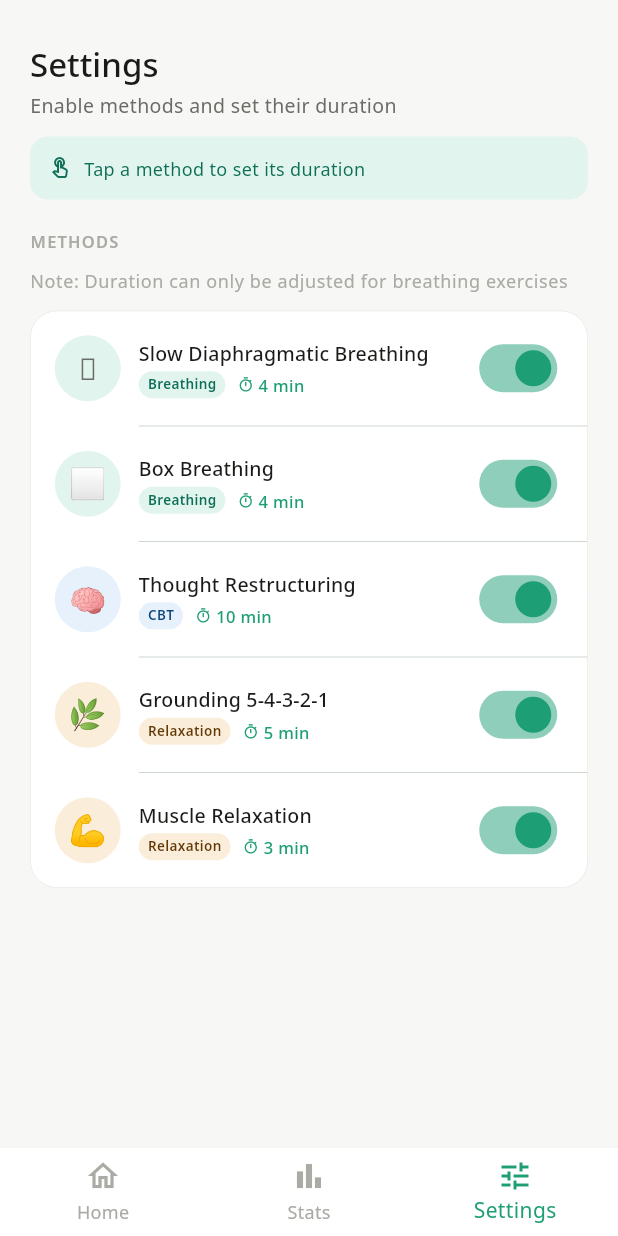
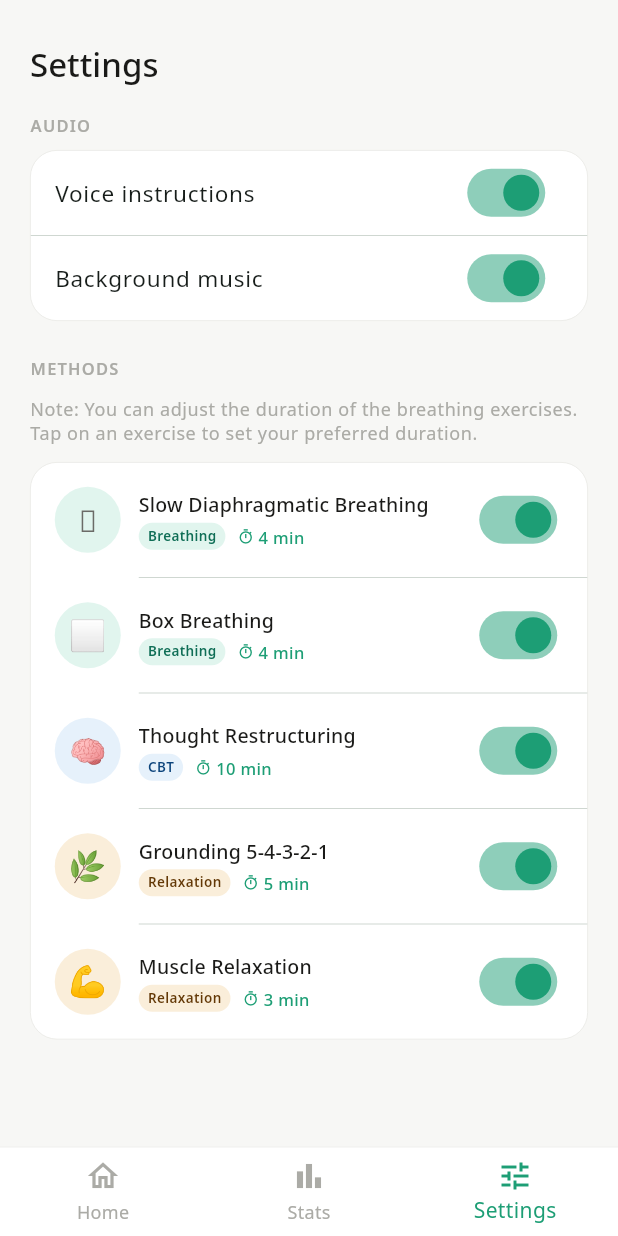
Before and after one commit to SteliosVan/AntiStress, a Flutter app: the screen it shows after launch, item 3 of the bottom bar chosen, on a phone screen of 412 x 824 dp. Run offline on Flutter 3.47's test engine with Material 3 defaults, Android fonts, the phone set to English and light mode, and no system bars; our stand-ins replace fl_chart, flutter_tts, google_fonts, just_audio, shared_preferences; missing offline and left inert: audio_session; statements that could not run were skipped.

Commit message:
4/5 methods are complete, only CBT needs refinements. Added backround music and enablers to handle audio in the settings

```diff
--- a/lib/data/exercises.dart
+++ b/lib/data/exercises.dart
@@ -10,6 +10,7 @@ class ExerciseStep {
   final String? inputHint;
   final int? breathDurationSeconds;
   final String? voiceText;
+  final String? icon;
 
   const ExerciseStep({
     required this.title,
@@ -19,6 +20,7 @@ class ExerciseStep {
     this.inputHint,
     this.breathDurationSeconds,
     this.voiceText,
+    this.icon,
   });
 }
 
@@ -229,22 +231,62 @@ final List<Exercise> exercises = [
       ExerciseStep(
         title: 'Preparation',
         body:
-            'Lie down or sit comfortably. We will go through 4 muscle groups: tense each one for 5 seconds, then fully release.',
+            'Lie down or sit comfortably. We will go through 6 muscle groups: tense each one for 5 seconds, then fully release.',
+        voiceText:
+            'Lie down or sit comfortably. We will go through six muscle groups.\nTense each one for five seconds, then fully release.\nNotice the difference between tension and relaxation.',
       ),
       ExerciseStep(
-        title: 'Legs & calves',
+        title: 'Feet',
         body:
-            'Tighten your toes and feet for 5 sec.\nThen let them fully relax for 20 sec.\nNotice the difference.',
+            'Gently tense the muscles in your feet. Hold for 5 seconds and then slowly release. Notice the difference between tension and relaxation.',
+        voiceText:
+            'Gently tense the muscles in your feet. Hold for five seconds and then slowly release. Notice the difference between tension and relaxation.',
+        icon: 'feet',
       ),
       ExerciseStep(
-        title: 'Abs & chest',
+        title: 'Calves & Legs',
         body:
-            'Take a deep breath and tighten your abdomen for 5 sec.\nExhale slowly and fully relax for 20 sec.',
+            'Now tighten your calves and legs. Hold gently for 5 seconds and release. Let your legs feel heavier and more relaxed.',
+        voiceText:
+            'Now tighten your calves and legs. Hold gently for five seconds and release. Let your legs feel heavier and more relaxed.',
+        icon: 'legs',
       ),
       ExerciseStep(
-        title: 'Arms & shoulders',
+        title: 'Abdomen',
         body:
-            'Clench your fists and lift your shoulders toward your ears for 5 sec.\nRelease and let your arms fall heavy.',
+            'Now tighten your stomach muscles. Hold for 5 seconds and let go.',
+        voiceText:
+            'Now tighten your stomach muscles. Hold for five seconds and let go.',
+        icon: 'abdomen',
+      ),
+      ExerciseStep(
+        title: 'Hands & Arms',
+        body:
+            'Now make soft fists with your hands. Tighten your hands and arms. Hold for 5 seconds and release.',
+        voiceText:
+            'Now make soft fists with your hands. Tighten your hands and arms. Hold for five seconds and release.',
+        icon: 'arms',
+      ),
+      ExerciseStep(
+        title: 'Shoulders',
+        body:
+            'Let your shoulders drop naturally. Now gently raise and tense your shoulders. Hold for 5 seconds and relax.',
+        voiceText:
+            'Let your shoulders drop naturally. Now gently raise and tense your shoulders. Hold for five seconds and relax.',
+        icon: 'shoulders',
+      ),
+      ExerciseStep(
+        title: 'Facial muscles',
+        body:
+            'Finally, gently tighten the muscles in your face. Squeeze lightly for 5 seconds and release completely.',
+        voiceText:
+            'Finally, gently tighten the muscles in your face. Squeeze lightly for five seconds and release completely.',
+        icon: 'face',
+      ),
+      ExerciseStep(
+        title: 'Completed!',
+        body:
+            'You have completed the muscle relaxation sequence. Notice how your body feels now after releasing tension.',
       ),
     ],
   ),
--- a/lib/main.dart
+++ b/lib/main.dart
@@ -4,6 +4,7 @@ import 'package:intl/date_symbol_data_local.dart';
 import 'screens/home_screen.dart';
 import 'screens/progress_screen.dart';
 import 'screens/settings_screen.dart';
+import 'services/background_audio_service.dart';
 import 'theme.dart';
 
 final GlobalKey<ProgressScreenState> progressScreenKey =
@@ -46,6 +47,14 @@ class _MainShellState extends State<MainShell> {
   int _index = 0;
 
   @override
+  void initState() {
+    super.initState();
+    BackgroundAudioService.instance.init().catchError((error) {
+      // If audio service fails to initialize, keep the UI responsive.
+    });
+  }
+
+  @override
   Widget build(BuildContext context) {
     return Scaffold(
       body: IndexedStack(
--- a/lib/screens/exercise_screen.dart
+++ b/lib/screens/exercise_screen.dart
@@ -2,6 +2,7 @@ import 'package:flutter/material.dart';
 import 'package:flutter_tts/flutter_tts.dart';
 import 'package:shared_preferences/shared_preferences.dart';
 import '../data/exercises.dart';
+import '../services/background_audio_service.dart';
 import '../theme.dart';
 import '../widgets/breath_animation.dart';
 import '../widgets/tension_release_animation.dart';
@@ -84,6 +85,8 @@ class _ExerciseScreenState extends State<ExerciseScreen> {
   }
 
   Future<void> _speakCurrentStep() async {
+    if (!BackgroundAudioService.instance.voiceEnabled) return;
+
     String? voiceText = widget.exercise.steps[_step].voiceText;
     if (widget.exercise.id == 'grounding' && _step == 1) {
       voiceText = _groundingSubSteps[_groundingSubStep]['voiceText'];
@@ -97,8 +100,15 @@ class _ExerciseScreenState extends State<ExerciseScreen> {
         .where((line) => line.isNotEmpty)
         .join(' ');
 
+    if (BackgroundAudioService.instance.musicEnabled) {
+      await BackgroundAudioService.instance.duckForVoice();
+    }
+
     await _flutterTts.speak(speechText);
-    await Future.delayed(const Duration(milliseconds: 1200));
+
+    if (BackgroundAudioService.instance.musicEnabled) {
+      await BackgroundAudioService.instance.restoreVolumeAfterVoice();
+    }
   }
 
   void _cancelSession() {
@@ -140,6 +150,7 @@ class _ExerciseScreenState extends State<ExerciseScreen> {
         return Icons.remove_red_eye;
     }
   }
+
 
   void _next() {
     if (widget.exercise.id == 'grounding' && _step == 1) {
@@ -355,7 +366,7 @@ class _ExerciseScreenState extends State<ExerciseScreen> {
                         ),
                       ],
 
-                      if (widget.exercise.id == 'pmt' && _step > 0) ...[
+                      if (widget.exercise.id == 'pmt' && _step > 0 && !isLast) ...[
                         TensionReleaseAnimation(
                           key: ValueKey<int>(_step),
                           onComplete: () {},
--- a/lib/screens/settings_screen.dart
+++ b/lib/screens/settings_screen.dart
@@ -1,6 +1,7 @@
 import 'package:flutter/material.dart';
 import 'package:shared_preferences/shared_preferences.dart';
 import '../data/exercises.dart';
+import '../services/background_audio_service.dart';
 import '../theme.dart';
 
 class SettingsScreen extends StatefulWidget {
@@ -12,7 +13,9 @@ class SettingsScreen extends StatefulWidget {
 
 class _SettingsScreenState extends State<SettingsScreen> {
   Set<String> _enabledIds = exercises.map((e) => e.id).toSet();
-  Map<String, double> _durations = {};
+  final Map<String, double> _durations = {};
+  bool _voiceEnabled = true;
+  bool _musicEnabled = true;
 
   @override
   void initState() {
@@ -26,7 +29,13 @@ class _SettingsScreenState extends State<SettingsScreen> {
   Future<void> _load() async {
     final prefs = await SharedPreferences.getInstance();
     final saved = prefs.getStringList('enabled_exercises');
+    final voicePrefs = prefs.getBool('enable_voice_instructions');
+    final musicPrefs = prefs.getBool('enable_background_music');
     if (saved != null) setState(() => _enabledIds = saved.toSet());
+    setState(() {
+      _voiceEnabled = voicePrefs ?? true;
+      _musicEnabled = musicPrefs ?? true;
+    });
     for (final ex in exercises) {
       if (ex.id == '478' || ex.id == 'box') {
         final d = prefs.getDouble('duration_${ex.id}');
@@ -62,6 +71,16 @@ class _SettingsScreenState extends State<SettingsScreen> {
     if (id != '478' && id != 'box') return;
     final prefs = await SharedPreferences.getInstance();
     await prefs.setDouble('duration_$id', value);
+  }
+
+  Future<void> _saveVoiceEnabled(bool value) async {
+    final prefs = await SharedPreferences.getInstance();
+    await prefs.setBool('enable_voice_instructions', value);
+    BackgroundAudioService.instance.setVoiceEnabled(value);
+  }
+
+  Future<void> _saveMusicEnabled(bool value) async {
+    await BackgroundAudioService.instance.setMusicEnabled(value);
   }
 
   void _toggleExercise(String id) {
@@ -238,38 +257,48 @@ class _SettingsScreenState extends State<SettingsScreen> {
               const SizedBox(height: 8),
               Text('Settings',
                   style: Theme.of(context).textTheme.headlineMedium),
-              const SizedBox(height: 4),
-              Text('Enable methods and set their duration',
-                  style: Theme.of(context).textTheme.bodyMedium),
-              const SizedBox(height: 12),
+              const SizedBox(height: 20),
+              Text('AUDIO',
+                  style: Theme.of(context).textTheme.labelSmall?.copyWith(
+                      letterSpacing: 0.8, fontWeight: FontWeight.w600)),
+              const SizedBox(height: 8),
               Container(
-                padding: const EdgeInsets.all(12),
                 decoration: BoxDecoration(
-                  color: AppTheme.primaryLight,
-                  borderRadius: BorderRadius.circular(12),
+                  color: AppTheme.surface,
+                  borderRadius: BorderRadius.circular(18),
+                  border: Border.all(color: AppTheme.cardBorder, width: 0.5),
                 ),
-                child: Row(
+                child: Column(
                   children: [
-                    const Icon(Icons.touch_app_outlined,
-                        size: 16, color: AppTheme.primaryDark),
-                    const SizedBox(width: 8),
-                    const Expanded(
-                      child: Text(
-                        'Tap a method to set its duration',
-                        style: TextStyle(
-                            fontSize: 12, color: AppTheme.primaryDark),
-                      ),
+                    SwitchListTile(
+                      title: const Text('Voice instructions'),
+                      value: _voiceEnabled,
+                      onChanged: (value) {
+                        setState(() => _voiceEnabled = value);
+                        _saveVoiceEnabled(value);
+                      },
+                      activeThumbColor: AppTheme.primary,
+                    ),
+                    const Divider(height: 1, thickness: 0.5),
+                    SwitchListTile(
+                      title: const Text('Background music'),
+                      value: _musicEnabled,
+                      onChanged: (value) {
+                        setState(() => _musicEnabled = value);
+                        _saveMusicEnabled(value);
+                      },
+                      activeThumbColor: AppTheme.primary,
                     ),
                   ],
                 ),
               ),
-              const SizedBox(height: 20),
+              const SizedBox(height: 24),
                 Text('METHODS',
                   style: Theme.of(context).textTheme.labelSmall?.copyWith(
                     letterSpacing: 0.8, fontWeight: FontWeight.w600)),
                 const SizedBox(height: 10),
                 Text(
-                'Note: Duration can only be adjusted for breathing exercises',
+                'Note: You can adjust the duration of the breathing exercises. Tap on an exercise to set your preferred duration.',
                 style: Theme.of(context).textTheme.bodySmall?.copyWith(
                   color: AppTheme.textTertiary),
                 ),
--- /dev/null
+++ b/lib/services/background_audio_service.dart
@@ -0,0 +1,81 @@
+import 'package:audio_session/audio_session.dart';
+import 'package:just_audio/just_audio.dart';
+import 'package:shared_preferences/shared_preferences.dart';
+
+class BackgroundAudioService {
+  BackgroundAudioService._();
+  static final BackgroundAudioService instance = BackgroundAudioService._();
+
+  late final AudioPlayer _player;
+  bool _initialized = false;
+  bool _musicEnabled = true;
+  bool _voiceEnabled = true;
+
+  bool get musicEnabled => _musicEnabled;
+  bool get voiceEnabled => _voiceEnabled;
+
+  Future<void> init() async {
+    if (_initialized) return;
+    final prefs = await SharedPreferences.getInstance();
+    _musicEnabled = prefs.getBool('enable_background_music') ?? true;
+    _voiceEnabled = prefs.getBool('enable_voice_instructions') ?? true;
+
+    _player = AudioPlayer();
+    final session = await AudioSession.instance;
+    await session.configure(const AudioSessionConfiguration.music());
+
+    try {
+      await _player.setAsset('MindPause_backround_music.mp3');
+      _player.setLoopMode(LoopMode.one);
+      if (_musicEnabled) {
+        await _player.setVolume(0.7);
+        await _player.play();
+      } else {
+        await _player.pause();
+      }
+    } catch (_) {
+      // Ignore asset loading issues in debug flow.
+    }
+
+    _initialized = true;
+  }
+
+  Future<void> setMusicEnabled(bool enabled) async {
+    _musicEnabled = enabled;
+    final prefs = await SharedPreferences.getInstance();
+    await prefs.setBool('enable_background_music', enabled);
+
+    if (!_initialized) return;
+    try {
+      if (enabled) {
+        if (_player.audioSource == null) {
+          await _player.setAsset('MindPause_backround_music.mp3');
+          _player.setLoopMode(LoopMode.one);
+        }
+        await _player.seek(Duration.zero);
+        await _player.setVolume(0.7);
+        await _player.play();
+      } else {
+        await _player.pause();
+      }
+    } catch (_) {
+      // Ignore any player state errors
+    }
+  }
+
+  Future<void> setVoiceEnabled(bool enabled) async {
+    _voiceEnabled = enabled;
+    final prefs = await SharedPreferences.getInstance();
+    await prefs.setBool('enable_voice_instructions', enabled);
+  }
+
+  Future<void> duckForVoice() async {
+    if (!_musicEnabled || !_initialized) return;
+    await _player.setVolume(0.18);
+  }
+
+  Future<void> restoreVolumeAfterVoice() async {
+    if (!_musicEnabled || !_initialized) return;
+    await _player.setVolume(0.7);
+  }
+}
--- a/lib/widgets/tension_release_animation.dart
+++ b/lib/widgets/tension_release_animation.dart
@@ -26,7 +26,7 @@ class _TensionReleaseAnimationState extends State<TensionReleaseAnimation>
   bool _isTensing = true;
 
   static const int tenseDuration = 5;
-  static const int releaseDuration = 20;
+  static const int releaseDuration = 10;
   static const double minScale = 0.4;
   static const double maxScale = 1.0;
 
--- a/pubspec.yaml
+++ b/pubspec.yaml
@@ -15,6 +15,8 @@ dependencies:
   google_fonts: ^8.1.0
   intl: ^0.20.2
   flutter_tts: ^3.6.7
+  just_audio: ^0.10.5
+  audio_session: ^0.1.8
   sqflite: ^2.4.2
   path_provider: ^2.1.5
   path: ^1.9.1
@@ -28,3 +30,5 @@ dev_dependencies:
 
 flutter:
   uses-material-design: true
+  assets:
+    - MindPause_backround_music.mp3
```
Also changed, not shown: pubspec.lock, 2 other files.
